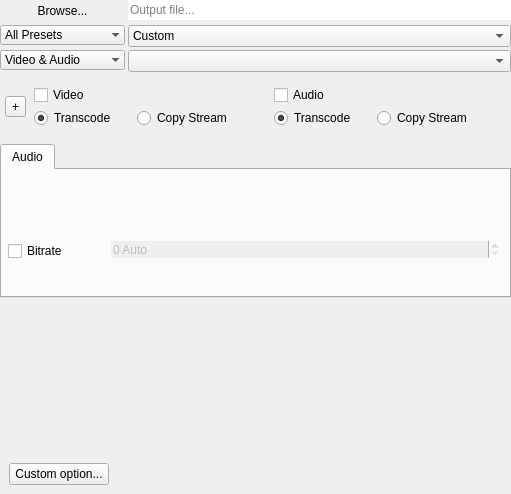
The window that src/UI/outputwidget.ui (RxLaboratory/DuME) describes before a commit, drawn with Qt 5.
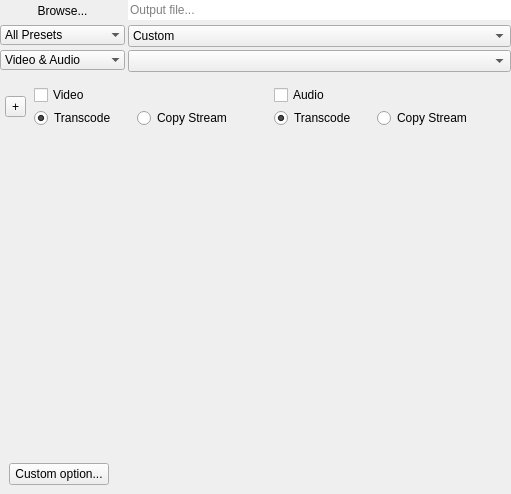
The same window after the commit.

Diff of the .ui file:
```diff
--- a/src/UI/outputwidget.ui
+++ b/src/UI/outputwidget.ui
@@ -400,7 +400,7 @@
         <height>333</height>
        </rect>
       </property>
-      <layout class="QVBoxLayout" name="verticalLayout">
+      <layout class="QVBoxLayout" name="verticalLayout" stretch="0,1,0">
        <property name="spacing">
         <number>3</number>
        </property>
@@ -437,169 +437,6 @@
          </layout>
         </widget>
        </item>
-       <item>
-        <widget class="QTabWidget" name="outputTabs">
-         <property name="sizePolicy">
-          <sizepolicy hsizetype="Expanding" vsizetype="Expanding">
-           <horstretch>0</horstretch>
-           <verstretch>0</verstretch>
-          </sizepolicy>
-         </property>
-         <property name="tabPosition">
-          <enum>QTabWidget::North</enum>
-         </property>
-         <property name="currentIndex">
-          <number>0</number>
-         </property>
-         <widget class="QWidget" name="audioTab">
-          <property name="sizePolicy">
-           <sizepolicy hsizetype="Preferred" vsizetype="Expanding">
-            <horstretch>0</horstretch>
-            <verstretch>0</verstretch>
-           </sizepolicy>
-          </property>
-          <attribute name="title">
-           <string>Audio</string>
-          </attribute>
-          <layout class="QVBoxLayout" name="audioLayout" stretch="0,0">
-           <property name="spacing">
-            <number>3</number>
-           </property>
-           <property name="leftMargin">
-            <number>3</number>
-           </property>
-           <property name="topMargin">
-            <number>3</number>
-           </property>
-           <property name="rightMargin">
-            <number>6</number>
-           </property>
-           <property name="bottomMargin">
-            <number>3</number>
-           </property>
-           <item>
-            <widget class="QWidget" name="audioSelectionWidget" native="true">
-             <property name="sizePolicy">
-              <sizepolicy hsizetype="Preferred" vsizetype="Minimum">
-               <horstretch>0</horstretch>
-               <verstretch>0</verstretch>
-              </sizepolicy>
-             </property>
-             <layout class="QHBoxLayout" name="horizontalLayout_2">
-              <property name="spacing">
-               <number>3</number>
-              </property>
-              <property name="leftMargin">
-               <number>0</number>
-              </property>
-              <property name="topMargin">
-               <number>0</number>
-              </property>
-              <property name="rightMargin">
-               <number>0</number>
-              </property>
-              <property name="bottomMargin">
-               <number>0</number>
-              </property>
-             </layout>
-            </widget>
-           </item>
-           <item>
-            <widget class="QWidget" name="mainAudioCodecWidget" native="true">
-             <layout class="QFormLayout" name="formLayout_2">
-              <property name="horizontalSpacing">
-               <number>3</number>
-              </property>
-              <property name="verticalSpacing">
-               <number>3</number>
-              </property>
-              <property name="leftMargin">
-               <number>3</number>
-              </property>
-              <property name="topMargin">
-               <number>3</number>
-              </property>
-              <property name="rightMargin">
-               <number>3</number>
-              </property>
-              <property name="bottomMargin">
-               <number>3</number>
-              </property>
-              <item row="0" column="1">
-               <widget class="QWidget" name="audioCodecWidget" native="true">
-                <property name="enabled">
-                 <bool>false</bool>
-                </property>
-                <layout class="QVBoxLayout" name="verticalLayout_6">
-                 <property name="spacing">
-                  <number>3</number>
-                 </property>
-                 <property name="leftMargin">
-                  <number>0</number>
-                 </property>
-                 <property name="topMargin">
-                  <number>0</number>
-                 </property>
-                 <property name="rightMargin">
-                  <number>0</number>
-                 </property>
-                 <property name="bottomMargin">
-                  <number>0</number>
-                 </property>
-                </layout>
-               </widget>
-              </item>
-              <item row="1" column="0">
-               <widget class="QCheckBox" name="audioBitrateButton">
-                <property name="minimumSize">
-                 <size>
-                  <width>100</width>
-                  <height>0</height>
-                 </size>
-                </property>
-                <property name="maximumSize">
-                 <size>
-                  <width>100</width>
-                  <height>16777215</height>
-                 </size>
-                </property>
-                <property name="text">
-                 <string>Bitrate</string>
-                </property>
-               </widget>
-              </item>
-              <item row="1" column="1">
-               <widget class="QSpinBox" name="audioBitRateEdit">
-                <property name="enabled">
-                 <bool>false</bool>
-                </property>
-                <property name="frame">
-                 <bool>false</bool>
-                </property>
-                <property name="suffix">
-                 <string> Auto</string>
-                </property>
-                <property name="minimum">
-                 <number>0</number>
-                </property>
-                <property name="maximum">
-                 <number>1000</number>
-                </property>
-                <property name="singleStep">
-                 <number>10</number>
-                </property>
-                <property name="value">
-                 <number>0</number>
-                </property>
-               </widget>
-              </item>
-             </layout>
-            </widget>
-           </item>
-          </layout>
-         </widget>
-        </widget>
-       </item>
        <item>
         <spacer name="verticalSpacer">
          <property name="orientation">
```
Left out of the diff: 14 changed lines with no effect on the pictures.
